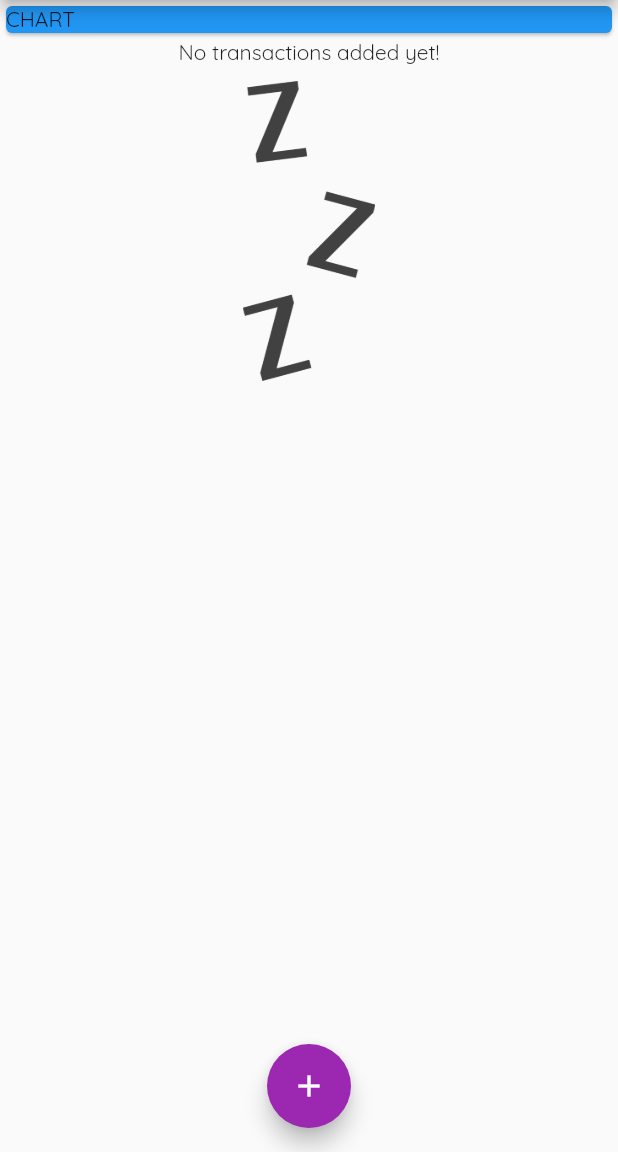
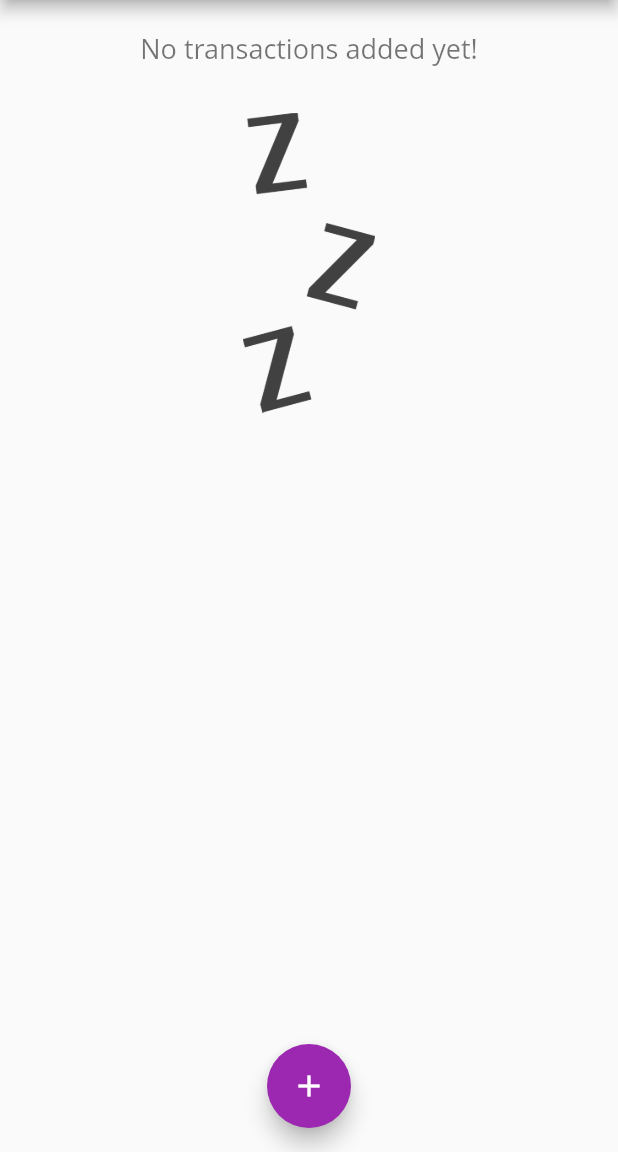
Before and after one commit to 96kixx/flutter_study, a Flutter app: the screen it shows after launch, on a phone screen of 412 x 824 dp, the part 84-1236 px from its top. Run offline on Flutter 3.47's test engine with Material 2 defaults, Android fonts, the phone set to English and light mode, and no system bars; our stand-ins replace shared_preferences; Roboto replaces fonts that are missing (Open Sans).

Commit message:
Expenses_app_finish

```diff
--- a/expense/lib/main.dart
+++ b/expense/lib/main.dart
@@ -15,9 +15,15 @@ class MyApp extends StatelessWidget {
     return MaterialApp(
       title: 'Personal Expenses',
       theme: ThemeData(
-        primarySwatch: Colors.purple,
-        fontFamily: 'Quicksand',
-      ),
+          primarySwatch: Colors.purple,
+          fontFamily: 'Quicksand',
+          textTheme: const TextTheme(
+            displayLarge: TextStyle(
+              fontSize: 18,
+              fontFamily: 'Open Sans',
+              fontWeight: FontWeight.w400,
+            ),
+          )),
       home: const MyHomePage(),
     );
   }
@@ -43,19 +49,22 @@ class _MyHomePageState extends State<MyHomePage> {
     //   title: 'Wallet',
     //   amount: 16.93,
     //   date: DateTime.now(),
-    // )
+    // ),
   ];
 
-  void onAdd(String title, double amount) {
+  void onAdd(String title, double amount, DateTime chosenDate) {
     final newTransaction = Transaction(
       id: DateTime.now().toString(),
       title: title,
       amount: amount,
-      date: DateTime.now(),
+      date: chosenDate,
     );
 
     setState(() {
       userTransaction.add(newTransaction);
+      userTransaction.sort(
+        (a, b) => b.date.compareTo(a.date),
+      );
     });
   }
 
@@ -68,6 +77,12 @@ class _MyHomePageState extends State<MyHomePage> {
         );
       },
     );
+  }
+
+  void onDelete(String id) {
+    setState(() {
+      userTransaction.removeWhere((item) => item.id == id);
+    });
   }
 
   @override
@@ -93,13 +108,10 @@ class _MyHomePageState extends State<MyHomePage> {
           // mainAxisAlignment: MainAxisAlignment.spaceAround,
           crossAxisAlignment: CrossAxisAlignment.stretch,
           children: [
-            Container(
-              child: const Card(
-                color: Colors.blue,
-                child: Text('CHART'),
-              ),
+            TransactionList(
+              transactions: userTransaction,
+              deleteItem: onDelete,
             ),
-            TransactionList(transactions: userTransaction),
           ],
         ),
       ),
```
Also changed, not shown: expense/lib/widgets/transaction_input.dart (+49 -4 lines), expense/lib/widgets/transaction_list.dart (+80 -31 lines).
